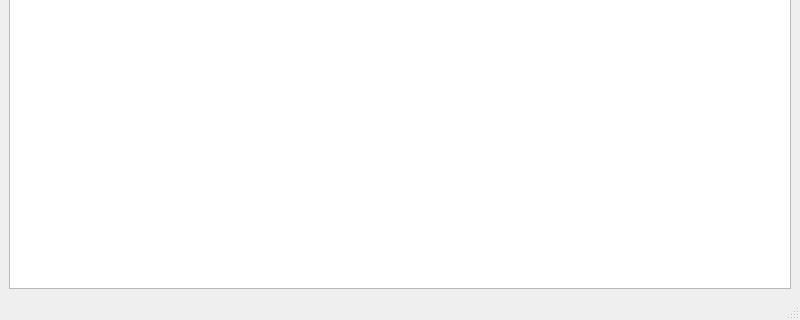
First picture: the form in mainwindow.ui, repository Noneptr/NetworkIPCalculator, before the edit; both pictures show x 0 to 800 and y 280 to 600 of the 800 by 600 pixel window.
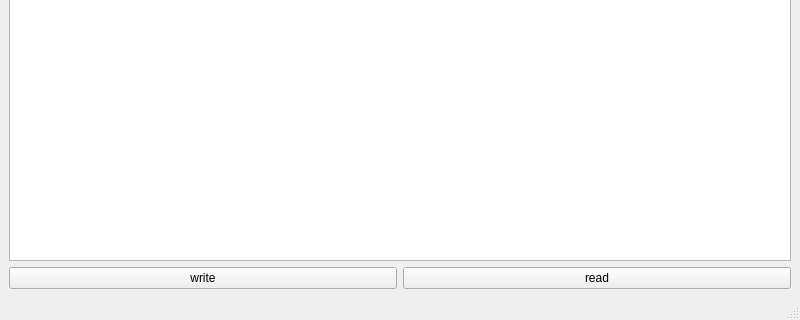
Second picture: the form after the edit. Custom widgets are drawn as their Qt base class.

Commit message: + write/read file; +insert correct

```diff
--- a/mainwindow.ui
+++ b/mainwindow.ui
@@ -15,8 +15,8 @@
   </property>
   <widget class="QWidget" name="centralwidget">
    <layout class="QGridLayout" name="gridLayout">
-    <item row="0" column="0">
-     <widget class="QTreeView" name="treeView">
+    <item row="0" column="0" colspan="2">
+     <widget class="NetworkTreeView" name="treeView">
       <property name="enabled">
        <bool>true</bool>
       </property>
@@ -40,6 +40,20 @@
       </property>
      </widget>
     </item>
+    <item row="1" column="0">
+     <widget class="QPushButton" name="pushButton">
+      <property name="text">
+       <string>write</string>
+      </property>
+     </widget>
+    </item>
+    <item row="1" column="1">
+     <widget class="QPushButton" name="pushButton_2">
+      <property name="text">
+       <string>read</string>
+      </property>
+     </widget>
+    </item>
    </layout>
   </widget>
   <widget class="QMenuBar" name="menubar">
@@ -54,6 +68,13 @@
   </widget>
   <widget class="QStatusBar" name="statusbar"/>
  </widget>
+ <customwidgets>
+  <customwidget>
+   <class>NetworkTreeView</class>
+   <extends>QTreeView</extends>
+   <header location="global">networktreeview.h</header>
+  </customwidget>
+ </customwidgets>
  <resources/>
  <connections/>
 </ui>
```
The commit also changes 8 other files.
